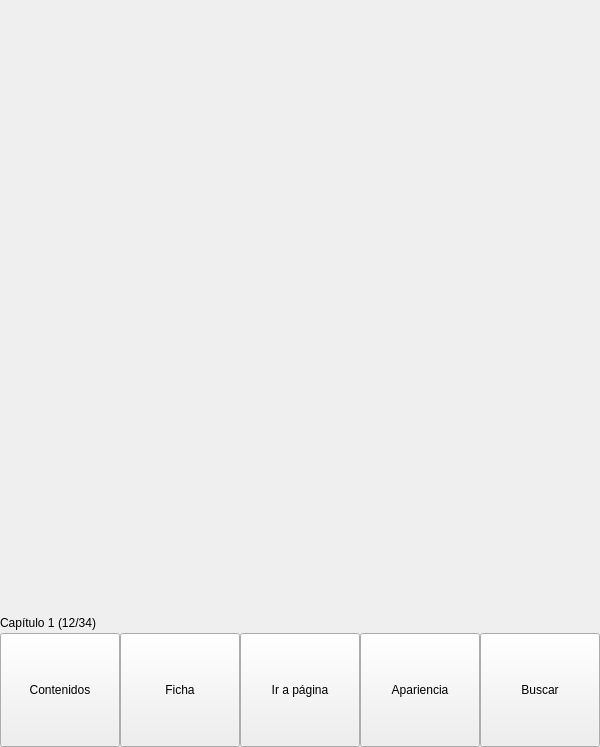
This is bqViewer/ui/ViewerMenu.ui in bq/cervantes as Qt 5 draws it before an edit. The edited form follows.
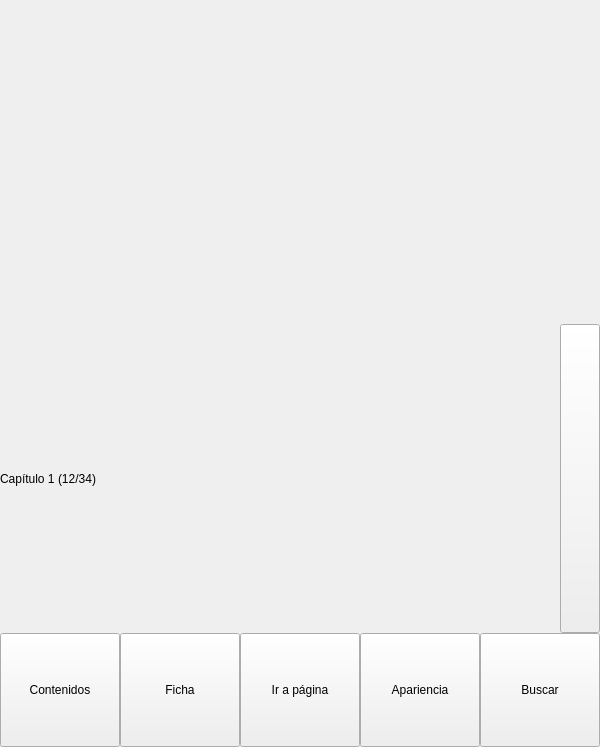
This is the edited form.

Diff of the .ui file:
```diff
--- a/bqViewer/ui/ViewerMenu.ui
+++ b/bqViewer/ui/ViewerMenu.ui
@@ -88,6 +88,19 @@
            </property>
           </spacer>
          </item>
+         <item>
+          <widget class="QPushButton" name="viewerConfBtn">
+           <property name="sizePolicy">
+            <sizepolicy hsizetype="Minimum" vsizetype="Expanding">
+             <horstretch>0</horstretch>
+             <verstretch>0</verstretch>
+            </sizepolicy>
+           </property>
+           <property name="text">
+            <string/>
+           </property>
+          </widget>
+         </item>
         </layout>
        </widget>
       </item>
```
